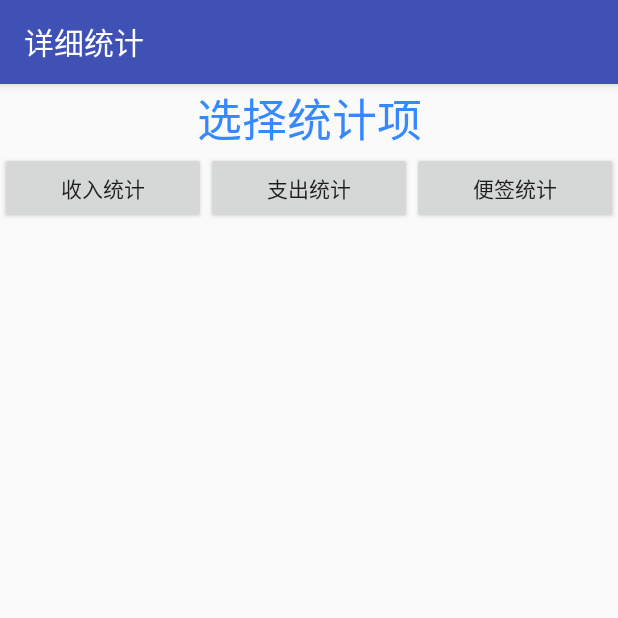
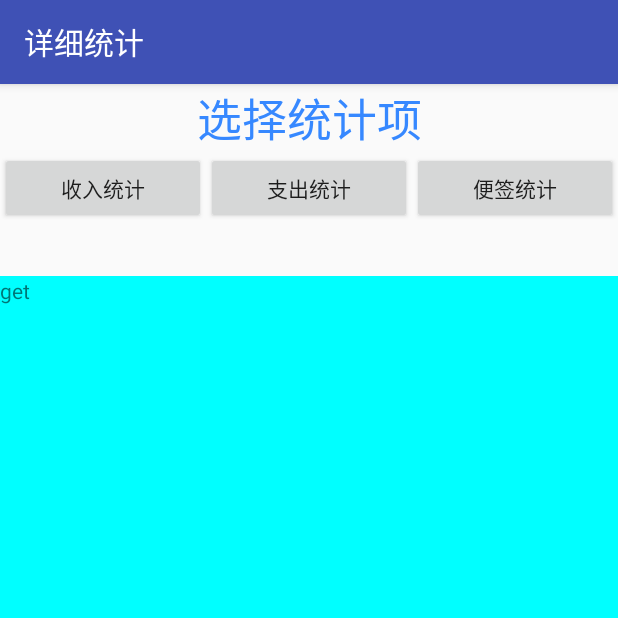
Before and after one commit to FangWolf/MoneyManger, an Android app: the Detailall screen opened directly, with no data from a screen before it, after a tap on "支出统计", on a phone screen of 412 x 824 dp, the top half of it. Run offline under Robolectric (Android 15) with nearby library versions, the phone set to English and light mode, and no system bars.

Commit message:
tongji+Fragment

```diff
--- a/app/src/main/java/com/example/siyu2/moneymanger/Detailall.java
+++ b/app/src/main/java/com/example/siyu2/moneymanger/Detailall.java
@@ -1,12 +1,15 @@
 package com.example.siyu2.moneymanger;
 
+import android.support.v4.app.Fragment;
+import android.support.v4.app.FragmentManager;
+import android.support.v4.app.FragmentTransaction;
 import android.support.v7.app.AppCompatActivity;
 import android.os.Bundle;
 import android.view.View;
 import android.widget.Button;
 import android.widget.Toast;
 
-public class Detailall extends AppCompatActivity {
+public class Detailall extends AppCompatActivity implements View.OnClickListener{
 
     @Override
     protected void onCreate(Bundle savedInstanceState) {
@@ -15,23 +18,33 @@ public class Detailall extends AppCompatActivity {
         Button btndetailget = (Button) findViewById(R.id.btnDetailget);
         Button btndetaillose = (Button) findViewById(R.id.btnDetaillose);
         Button btndetailnote = (Button) findViewById(R.id.btnDetailnote);
-        btndetailget.setOnClickListener(new View.OnClickListener() {
-            @Override
-            public void onClick(View view) {
-                Toast.makeText(Detailall.this,"暂无",Toast.LENGTH_SHORT).show();
-            }
-        });
-        btndetaillose.setOnClickListener(new View.OnClickListener() {
-            @Override
-            public void onClick(View view) {
-                Toast.makeText(Detailall.this,"暂无",Toast.LENGTH_SHORT).show();
-            }
-        });
-        btndetailnote.setOnClickListener(new View.OnClickListener() {
-            @Override
-            public void onClick(View view) {
-                Toast.makeText(Detailall.this,"暂无",Toast.LENGTH_SHORT).show();
-            }
-        });
+        replaceFragment(new FragmentDget());
+        btndetailget.setOnClickListener(this);
+        btndetaillose.setOnClickListener(this);
+        btndetailnote.setOnClickListener(this);
+
+    }
+    @Override
+    public void onClick(View view) {
+        switch (view.getId()) {
+            case R.id.btnDetailget:
+                replaceFragment(new FragmentDget());
+                break;
+            case R.id.btnDetaillose:
+                replaceFragment(new FragmentDlose());
+                break;
+            case R.id.btnDetailnote:
+                replaceFragment(new FragmentDnote());
+                break;
+            default:
+                break;
+        }
+    }
+
+    private void replaceFragment(Fragment fragment) {
+        FragmentManager FM = getSupportFragmentManager();
+        FragmentTransaction transaction = FM.beginTransaction();
+        transaction.replace(R.id.down,fragment);
+        transaction.commit();
     }
 }
--- /dev/null
+++ b/app/src/main/java/com/example/siyu2/moneymanger/FragmentDget.java
@@ -0,0 +1,18 @@
+package com.example.siyu2.moneymanger;
+
+import android.os.Bundle;
+import android.support.annotation.Nullable;
+import android.support.v4.app.Fragment;
+import android.view.LayoutInflater;
+import android.view.View;
+import android.view.ViewGroup;
+
+public class FragmentDget extends Fragment {
+    @Nullable
+    @Override
+    public View onCreateView(LayoutInflater inflater, @Nullable ViewGroup container, @Nullable Bundle
+            savedInstanceState) {
+        View view = inflater.inflate(R.layout.fragment_downget,container,false);
+        return view;
+    }
+}
--- /dev/null
+++ b/app/src/main/java/com/example/siyu2/moneymanger/FragmentDlose.java
@@ -0,0 +1,18 @@
+package com.example.siyu2.moneymanger;
+
+import android.os.Bundle;
+import android.support.annotation.Nullable;
+import android.support.v4.app.Fragment;
+import android.view.LayoutInflater;
+import android.view.View;
+import android.view.ViewGroup;
+
+public class FragmentDlose extends Fragment {
+    @Nullable
+    @Override
+    public View onCreateView(LayoutInflater inflater, @Nullable ViewGroup container, @Nullable Bundle
+            savedInstanceState) {
+        View view = inflater.inflate(R.layout.fragment_downlose,container,false);
+        return view;
+    }
+}
--- /dev/null
+++ b/app/src/main/java/com/example/siyu2/moneymanger/FragmentDnote.java
@@ -0,0 +1,18 @@
+package com.example.siyu2.moneymanger;
+
+import android.os.Bundle;
+import android.support.annotation.Nullable;
+import android.support.v4.app.Fragment;
+import android.view.LayoutInflater;
+import android.view.View;
+import android.view.ViewGroup;
+
+public class FragmentDnote extends Fragment {
+    @Nullable
+    @Override
+    public View onCreateView(LayoutInflater inflater, @Nullable ViewGroup container, @Nullable Bundle
+            savedInstanceState) {
+        View view = inflater.inflate(R.layout.fragment_downnote,container,false);
+        return view;
+    }
+}
--- /dev/null
+++ b/app/src/main/java/com/example/siyu2/moneymanger/FragmentTop.java
@@ -0,0 +1,18 @@
+package com.example.siyu2.moneymanger;
+
+import android.os.Bundle;
+import android.support.annotation.Nullable;
+import android.support.v4.app.Fragment;
+import android.view.LayoutInflater;
+import android.view.View;
+import android.view.ViewGroup;
+
+public class FragmentTop extends Fragment {
+    @Nullable
+    @Override
+    public View onCreateView(LayoutInflater inflater, @Nullable ViewGroup container, @Nullable Bundle
+            savedInstanceState) {
+        View view = inflater.inflate(R.layout.fragment_top,container,false);
+        return view;
+    }
+}
--- a/app/src/main/res/layout/activity_detailall.xml
+++ b/app/src/main/res/layout/activity_detailall.xml
@@ -5,37 +5,18 @@
     android:layout_width="match_parent"
     android:layout_height="match_parent">
 
-    <TextView
+    <fragment
+        android:id="@+id/up"
+        android:name="com.example.siyu2.moneymanger.FragmentTop"
         android:layout_width="match_parent"
-        android:layout_height="wrap_content"
-        android:textSize="30sp"
-        android:gravity="center"
-        android:textColor="#3688ff"
-        android:text="选择统计项"/>
+        android:layout_height="0dp"
+        android:layout_weight="1"/>
 
-    <LinearLayout
+    <FrameLayout
+        android:id="@+id/down"
         android:layout_width="match_parent"
-        android:layout_height="wrap_content">
+        android:layout_height="0dp"
+        android:layout_weight="5">
 
-        <Button
-            android:id="@+id/btnDetailget"
-            android:layout_width="wrap_content"
-            android:layout_height="wrap_content"
-            android:text="收入统计"
-            android:layout_weight="1"/>
-
-        <Button
-            android:id="@+id/btnDetaillose"
-            android:layout_width="wrap_content"
-            android:layout_height="wrap_content"
-            android:text="支出统计"
-            android:layout_weight="1"/>
-
-        <Button
-            android:id="@+id/btnDetailnote"
-            android:layout_width="wrap_content"
-            android:layout_height="wrap_content"
-            android:text="便签统计"
-            android:layout_weight="1"/>
-    </LinearLayout>
+    </FrameLayout>
 </LinearLayout>
--- /dev/null
+++ b/app/src/main/res/layout/fragment_downget.xml
@@ -0,0 +1,13 @@
+<?xml version="1.0" encoding="utf-8"?>
+<LinearLayout xmlns:android="http://schemas.android.com/apk/res/android"
+              android:orientation="vertical"
+              android:background="#00ff00"
+              android:layout_width="match_parent"
+              android:layout_height="match_parent"
+    >
+    <TextView
+        android:layout_width="wrap_content"
+        android:layout_height="wrap_content"
+        android:text="get"/>
+
+</LinearLayout>
--- /dev/null
+++ b/app/src/main/res/layout/fragment_downlose.xml
@@ -0,0 +1,13 @@
+<?xml version="1.0" encoding="utf-8"?>
+<LinearLayout xmlns:android="http://schemas.android.com/apk/res/android"
+              android:orientation="vertical"
+              android:background="#00ffff"
+              android:layout_width="match_parent"
+              android:layout_height="match_parent"
+    >
+    <TextView
+        android:layout_width="wrap_content"
+        android:layout_height="wrap_content"
+        android:text="get"/>
+
+</LinearLayout>
--- /dev/null
+++ b/app/src/main/res/layout/fragment_downnote.xml
@@ -0,0 +1,13 @@
+<?xml version="1.0" encoding="utf-8"?>
+<LinearLayout xmlns:android="http://schemas.android.com/apk/res/android"
+              android:orientation="vertical"
+              android:background="#ff00ff"
+              android:layout_width="match_parent"
+              android:layout_height="match_parent"
+    >
+    <TextView
+        android:layout_width="wrap_content"
+        android:layout_height="wrap_content"
+        android:text="get"/>
+
+</LinearLayout>
--- /dev/null
+++ b/app/src/main/res/layout/fragment_top.xml
@@ -0,0 +1,40 @@
+<?xml version="1.0" encoding="utf-8"?>
+<LinearLayout xmlns:android="http://schemas.android.com/apk/res/android"
+              android:orientation="vertical"
+              android:layout_width="match_parent"
+              android:layout_height="match_parent">
+    <TextView
+        android:layout_width="match_parent"
+        android:layout_height="wrap_content"
+        android:textSize="30sp"
+        android:gravity="center"
+        android:textColor="#3688ff"
+        android:text="选择统计项"/>
+
+    <LinearLayout
+        android:layout_width="match_parent"
+        android:layout_height="wrap_content">
+
+        <Button
+            android:id="@+id/btnDetailget"
+            android:layout_width="wrap_content"
+            android:layout_height="wrap_content"
+            android:text="收入统计"
+            android:layout_weight="1"/>
+
+        <Button
+            android:id="@+id/btnDetaillose"
+            android:layout_width="wrap_content"
+            android:layout_height="wrap_content"
+            android:text="支出统计"
+            android:layout_weight="1"/>
+
+        <Button
+            android:id="@+id/btnDetailnote"
+            android:layout_width="wrap_content"
+            android:layout_height="wrap_content"
+            android:text="便签统计"
+            android:layout_weight="1"/>
+    </LinearLayout>
+
+</LinearLayout>
```
